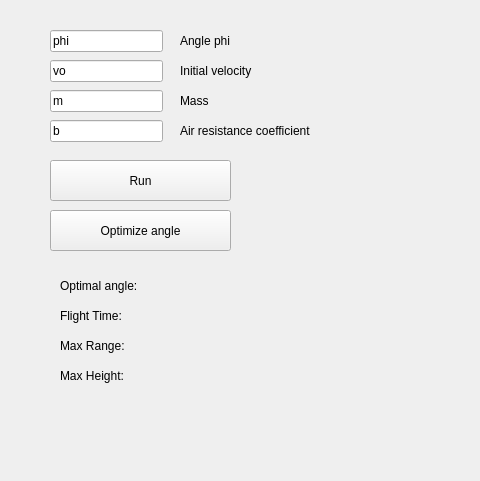
This is new_gui.ui in novacco/cannonball-trajectory-simulation as Qt 5 draws it before an edit; both pictures show x 0 to 480 and y 0 to 481 of the 1110 by 619 pixel window. The edited form follows.
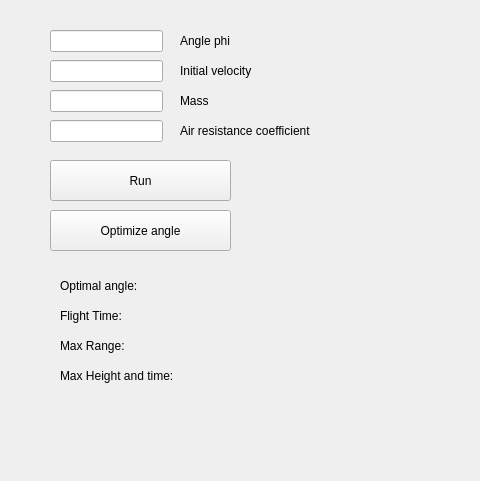
This is the edited form. Custom widgets are drawn as their Qt base class.

Diff of the .ui file:
```diff
--- a/new_gui.ui
+++ b/new_gui.ui
@@ -80,7 +80,7 @@
      </rect>
     </property>
     <property name="text">
-     <string>phi</string>
+     <string/>
     </property>
    </widget>
    <widget class="QLineEdit" name="initial_velocity">
@@ -93,7 +93,7 @@
      </rect>
     </property>
     <property name="text">
-     <string>vo</string>
+     <string/>
     </property>
    </widget>
    <widget class="QLineEdit" name="mass">
@@ -106,7 +106,7 @@
      </rect>
     </property>
     <property name="text">
-     <string>m</string>
+     <string/>
     </property>
    </widget>
    <widget class="QLineEdit" name="air_resistance">
@@ -119,7 +119,7 @@
      </rect>
     </property>
     <property name="text">
-     <string>b</string>
+     <string/>
     </property>
    </widget>
    <widget class="QLabel" name="label">
@@ -179,7 +179,7 @@
      <rect>
       <x>60</x>
       <y>270</y>
-      <width>141</width>
+      <width>161</width>
       <height>31</height>
      </rect>
     </property>
@@ -192,7 +192,7 @@
      <rect>
       <x>60</x>
       <y>300</y>
-      <width>141</width>
+      <width>171</width>
       <height>31</height>
      </rect>
     </property>
@@ -205,7 +205,7 @@
      <rect>
       <x>60</x>
       <y>330</y>
-      <width>141</width>
+      <width>171</width>
       <height>31</height>
      </rect>
     </property>
@@ -218,12 +218,12 @@
      <rect>
       <x>60</x>
       <y>360</y>
-      <width>141</width>
+      <width>171</width>
       <height>31</height>
      </rect>
     </property>
     <property name="text">
-     <string>Max Height:</string>
+     <string>Max Height and time:</string>
     </property>
    </widget>
   </widget>
```
Left out of the diff: 2 changed lines with no effect on the pictures.
